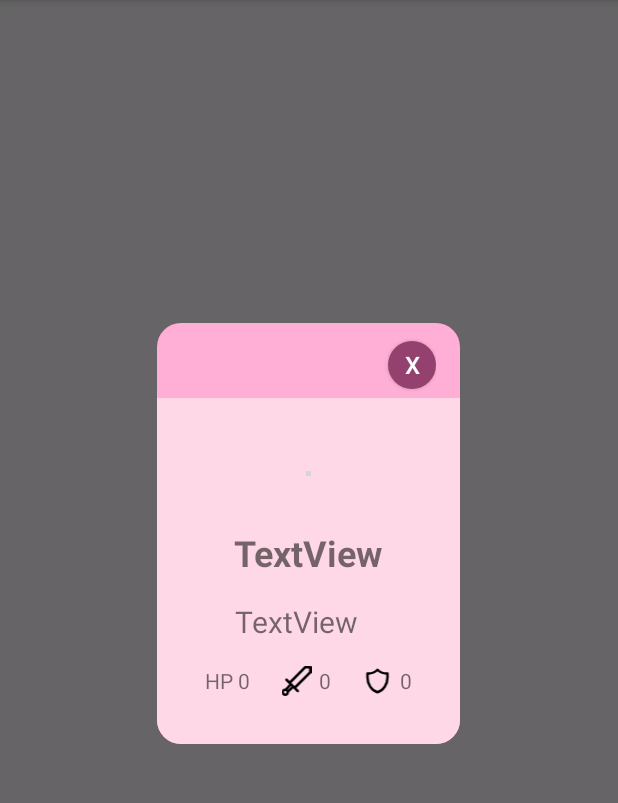
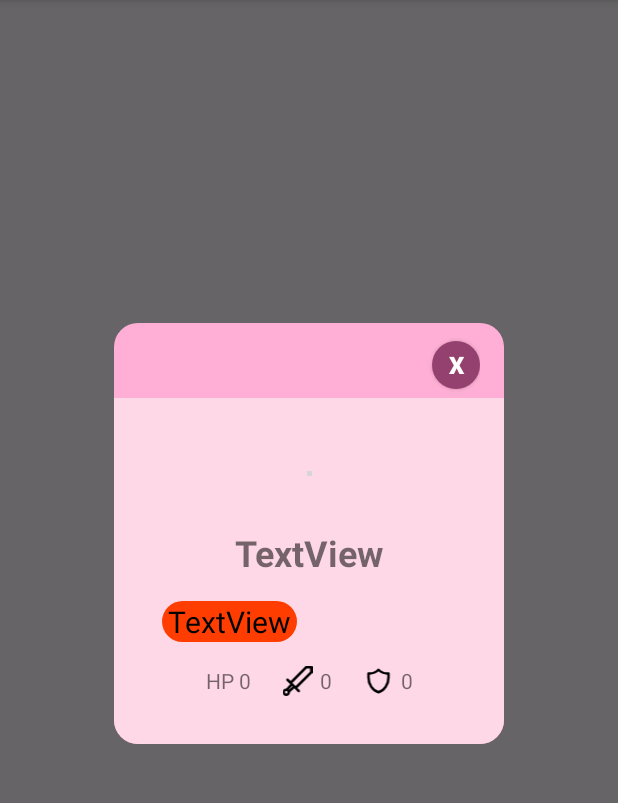
Before and after one commit to Ugueau/pokefight, an Android app: the fragment PopupPokemonDetail shown on its own in the app's theme, on a phone screen of 412 x 824 dp, the part 84-887 px from its top. Run offline under Robolectric (Android 15) with nearby library versions, the phone set to English and light mode, and no system bars; our stand-ins replace Picasso; network calls fail; pictures from the network do not load; 9 statements that could not run were skipped; grey boxes are pictures that could not be loaded.

Commit message:
add color label for types and change Pokemon enum definition

```diff
--- a/app/src/main/java/com/example/pokefight/ui/pokedex/PopupPokemonDetail.kt
+++ b/app/src/main/java/com/example/pokefight/ui/pokedex/PopupPokemonDetail.kt
@@ -1,6 +1,7 @@
 package com.example.pokefight.ui.pokedex
 
 import android.graphics.Color
+import android.graphics.PorterDuff
 import android.graphics.drawable.ColorDrawable
 import android.os.Bundle
 import androidx.fragment.app.Fragment
@@ -11,12 +12,15 @@ import android.view.Window
 import android.widget.Button
 import android.widget.ImageView
 import android.widget.TextView
+import androidx.appcompat.app.AppCompatActivity
+import androidx.core.content.ContextCompat
 import androidx.fragment.app.DialogFragment
 import com.example.pokefight.R
 import com.example.pokefight.model.Attribute
 import com.example.pokefight.model.Pokemon
 import com.example.pokefight.model.formatId
 import com.example.pokefight.model.getAttribute
+import com.example.pokefight.model.getTypeColor
 import com.squareup.picasso.Picasso
 
 class PopupPokemonDetail : DialogFragment() {
@@ -61,9 +65,21 @@ class PopupPokemonDetail : DialogFragment() {
         val defense = view.findViewById<TextView>(R.id.pokedex_detail_defense)
 
         nameAndId.text = "${pokemon.name} ${pokemon.formatId(pokemon.id)}"
+
+        val label = ContextCompat.getDrawable((activity as AppCompatActivity).baseContext, R.drawable.label)
+        val color = ContextCompat.getColor((activity as AppCompatActivity).baseContext, pokemon.getTypeColor(pokemon.types[0]))
+
         type1.text = pokemon.types[0].type.name
+        type1.background = label
+        type1.background?.setColorFilter(color, PorterDuff.Mode.SRC_ATOP)
+
         if(pokemon.types.size == 2){
+            val label = ContextCompat.getDrawable((activity as AppCompatActivity).baseContext, R.drawable.label)
+            val color = ContextCompat.getColor((activity as AppCompatActivity).baseContext, pokemon.getTypeColor(pokemon.types[1]))
+
             type2.text = pokemon.types[1].type.name
+            type2.background = label
+            type2.background?.setColorFilter(color, PorterDuff.Mode.SRC_ATOP)
         }else{
             type2.text = ""
         }
--- /dev/null
+++ b/app/src/main/res/drawable/label.xml
@@ -0,0 +1,5 @@
+<?xml version="1.0" encoding="utf-8"?>
+<shape xmlns:android="http://schemas.android.com/apk/res/android">
+    <solid android:color="@color/fire_color"/>
+    <corners android:radius="16dp"/>
+</shape>
--- a/app/src/main/res/layout/fragment_popup_pokemon_detail.xml
+++ b/app/src/main/res/layout/fragment_popup_pokemon_detail.xml
@@ -47,19 +47,23 @@
 
         <TextView
             android:id="@+id/pokedex_detail_type1"
-            android:layout_width="wrap_content"
+            android:layout_width="90dp"
+            android:gravity="center"
             android:layout_height="wrap_content"
             android:layout_marginEnd="8dp"
-            android:textSize="20sp"
-            android:text="TextView" />
+            android:text="TextView"
+            android:textColor="@android:color/black"
+            android:textSize="20sp" />
 
         <TextView
             android:id="@+id/pokedex_detail_type2"
-            android:layout_width="wrap_content"
+            android:layout_width="90dp"
+            android:gravity="center"
             android:layout_height="wrap_content"
             android:layout_marginStart="8dp"
-            android:textSize="20sp"
-            android:text="TextView" />
+            android:text="TextView"
+            android:textColor="@android:color/black"
+            android:textSize="20sp" />
     </LinearLayout>
 
     <LinearLayout
@@ -130,11 +134,12 @@
         android:id="@+id/close_popup"
         android:layout_width="32dp"
         android:layout_height="44dp"
+        android:layout_marginTop="6dp"
         android:padding="0dp"
         android:text="X"
         android:textSize="16sp"
+        android:textStyle="bold"
         app:cornerRadius="16dp"
-        android:layout_marginTop="6dp"
         app:layout_constraintEnd_toEndOf="parent"
         app:layout_constraintTop_toTopOf="parent" />
 
--- a/app/src/main/res/values-night/themes.xml
+++ b/app/src/main/res/values-night/themes.xml
@@ -4,7 +4,7 @@
         <!-- Primary brand color. -->
         <item name="colorPrimaryVariant">@color/md_theme_dark_inversePrimary</item>
         <!-- Secondary brand color. -->
-        <item name="colorSecondaryVariant">@color/teal_200</item>
+        <item name="colorSecondaryVariant">@color/design_default_color_secondary_variant</item>
         <!-- Status bar color. -->
         <item name="android:statusBarColor">?attr/colorPrimaryVariant</item>
         <!-- Customize your theme here. -->
--- a/app/src/main/res/values/themes.xml
+++ b/app/src/main/res/values/themes.xml
@@ -5,7 +5,7 @@
 
         <item name="colorPrimaryVariant">@color/md_theme_light_inversePrimary</item>
         <!-- Secondary brand color. -->
-        <item name="colorSecondaryVariant">@color/teal_700</item>
+        <item name="colorSecondaryVariant">@color/design_default_color_secondary_variant</item>
           <!-- Status bar color. -->
         <item name="android:statusBarColor">?attr/colorPrimaryVariant</item>
         <!-- Customize your theme here. -->
```
Also changed, not shown: app/src/main/java/com/example/pokefight/model/Pokemon.kt (+45 -19 lines), app/src/main/res/values/colors.xml (+19 -10 lines).
